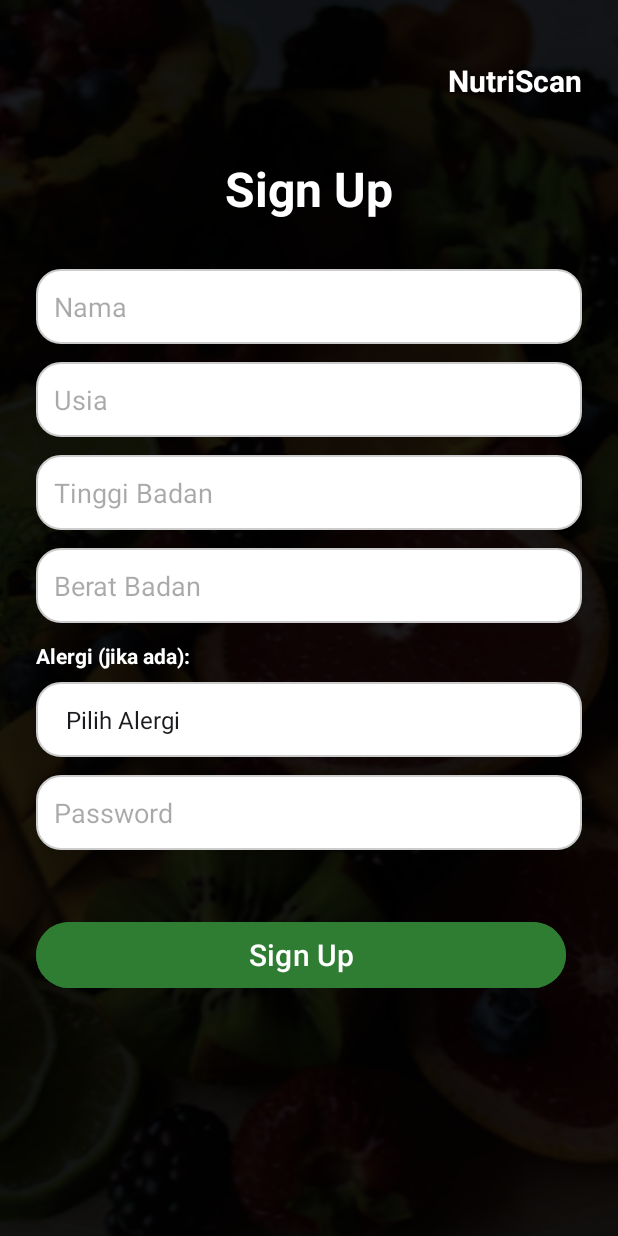
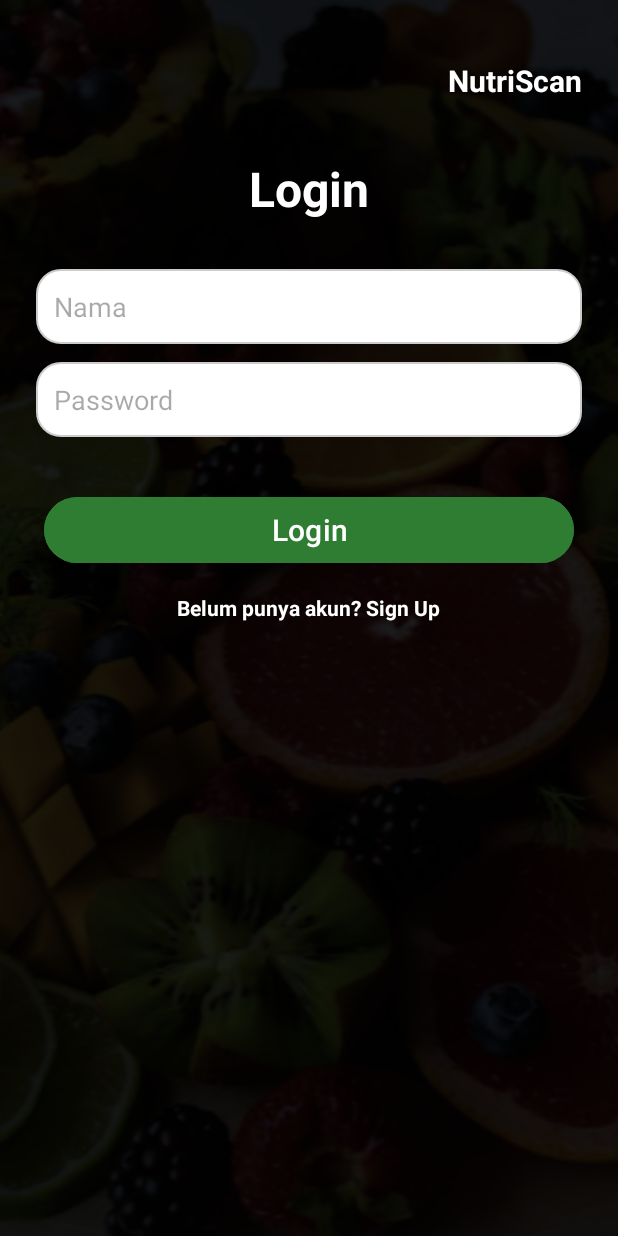
Before and after one commit to RndHanz/NutriScanAPP, an Android app: the LoginActivity screen opened directly, with no data from a screen before it, on a phone screen of 412 x 824 dp. Run offline under Robolectric (Android 15) with nearby library versions, the phone set to English and light mode, and no system bars.

Commit message:
add Login and conectivity for Sign Up

```diff
--- a/app/src/main/java/com/example/nutriscanapp/LoginActivity.java
+++ b/app/src/main/java/com/example/nutriscanapp/LoginActivity.java
@@ -1,42 +1,39 @@
 package com.example.nutriscanapp;
 
+import android.content.Intent;
 import android.os.Bundle;
-import android.widget.ArrayAdapter;
-import android.widget.Spinner;
-
+import android.view.View;
+import android.widget.Button;
+import android.widget.EditText;
+import android.widget.TextView;
 import androidx.appcompat.app.AppCompatActivity;
 
 public class LoginActivity extends AppCompatActivity {
 
-    Spinner spinnerAlergi;
+    EditText namaField, passwordField;
+    Button btnLogin;
+    TextView txtToSignUp;
 
     @Override
     protected void onCreate(Bundle savedInstanceState) {
         super.onCreate(savedInstanceState);
         setContentView(R.layout.login_activity);
 
-        // Temukan Spinner di layout
-        spinnerAlergi = findViewById(R.id.spinnerAlergi);
+        namaField = findViewById(R.id.namaField);
+        passwordField = findViewById(R.id.passwordField);
+        btnLogin = findViewById(R.id.btnLogin);
+        txtToSignUp = findViewById(R.id.txtToSignUp);
 
-        // Buat daftar item untuk dropdown
-        String[] daftarAlergi = {
-                "Pilih Alergi",
-                "Kacang",
-                "Susu",
-                "Telur",
-                "Seafood",
-                "Gandum",
-                "Lainnya"
-        };
+        btnLogin.setOnClickListener(v -> {
+            String nama = namaField.getText().toString();
+            String password = passwordField.getText().toString();
 
-        // Buat adapter untuk menghubungkan array dengan spinner
-        ArrayAdapter<String> adapter = new ArrayAdapter<>(
-                this,
-                android.R.layout.simple_spinner_dropdown_item,
-                daftarAlergi
-        );
+            // TODO: Validasi login
+        });
 
-        // Set adapter-nya ke Spinner
-        spinnerAlergi.setAdapter(adapter);
+        txtToSignUp.setOnClickListener(v -> {
+            Intent intent = new Intent(LoginActivity.this, SignUpActivity.class);
+            startActivity(intent);
+        });
     }
 }
--- a/app/src/main/res/layout/login_activity.xml
+++ b/app/src/main/res/layout/login_activity.xml
@@ -3,15 +3,14 @@
     android:layout_width="match_parent"
     android:layout_height="match_parent">
 
-    <!-- Fullscreen Background Image -->
+    <!-- Background -->
     <ImageView
-        android:id="@+id/backgroundImage"
         android:layout_width="match_parent"
         android:layout_height="match_parent"
         android:scaleType="centerCrop"
         android:src="@drawable/background" />
 
-    <!-- Semi-transparent overlay -->
+    <!-- Overlay -->
     <View
         android:layout_width="match_parent"
         android:layout_height="match_parent"
@@ -27,7 +26,7 @@
             android:layout_width="match_parent"
             android:layout_height="wrap_content">
 
-            <!-- Logo NutriScan -->
+            <!-- Logo -->
             <TextView
                 android:id="@+id/logoNutriscan"
                 android:layout_width="wrap_content"
@@ -41,82 +40,34 @@
 
             <!-- Title -->
             <TextView
-                android:id="@+id/signUpTitle"
+                android:id="@+id/loginTitle"
                 android:layout_width="wrap_content"
                 android:layout_height="wrap_content"
-                android:text="Sign Up"
+                android:text="Login"
                 android:textSize="32sp"
                 android:textColor="@android:color/white"
                 android:textStyle="bold"
                 android:layout_centerHorizontal="true"
                 android:layout_marginTop="80dp" />
 
-            <!-- Form Container -->
+            <!-- Form -->
             <LinearLayout
-                android:id="@+id/formContainer"
                 android:layout_width="match_parent"
                 android:layout_height="wrap_content"
                 android:orientation="vertical"
-                android:layout_below="@id/signUpTitle"
+                android:layout_below="@id/loginTitle"
                 android:layout_marginTop="32dp">
 
                 <!-- Nama -->
                 <EditText
+                    android:id="@+id/namaField"
                     android:layout_width="match_parent"
                     android:layout_height="50dp"
                     android:hint="Nama"
                     android:background="@drawable/rounded_edittext"
                     android:padding="12dp"
-                    android:textColor="#000000"
-                    android:layout_marginBottom="12dp" />
-
-                <!-- Usia -->
-                <EditText
-                    android:layout_width="match_parent"
-                    android:layout_height="50dp"
-                    android:hint="Usia"
-                    android:inputType="number"
-                    android:background="@drawable/rounded_edittext"
-                    android:padding="12dp"
-                    android:layout_marginBottom="12dp" />
-
-                <!-- Tinggi Badan -->
-                <EditText
-                    android:layout_width="match_parent"
-                    android:layout_height="50dp"
-                    android:hint="Tinggi Badan"
-                    android:inputType="numberDecimal"
-                    android:background="@drawable/rounded_edittext"
-                    android:padding="12dp"
-                    android:layout_marginBottom="12dp" />
-
-                <!-- Berat Badan -->
-                <EditText
-                    android:layout_width="match_parent"
-                    android:layout_height="50dp"
-                    android:hint="Berat Badan"
-                    android:inputType="numberDecimal"
-                    android:background="@drawable/rounded_edittext"
-                    android:padding="12dp"
-                    android:layout_marginBottom="12dp" />
-
-                <!-- Alergi -->
-                <TextView
-                    android:layout_width="wrap_content"
-                    android:layout_height="wrap_content"
-                    android:text="Alergi (jika ada):"
-                    android:textColor="@android:color/white"
-                    android:textStyle="bold"
-                    android:layout_marginBottom="8dp" />
-
-                <Spinner
-                    android:id="@+id/spinnerAlergi"
-                    android:layout_width="match_parent"
-                    android:layout_height="50dp"
-                    android:background="@drawable/rounded_edittext"
-                    android:padding="12dp"
                     android:layout_marginBottom="12dp"
-                    android:spinnerMode="dropdown" />
+                    android:textColor="#000000" />
 
                 <!-- Password -->
                 <EditText
@@ -127,18 +78,32 @@
                     android:inputType="textPassword"
                     android:background="@drawable/rounded_edittext"
                     android:padding="12dp"
-                    android:layout_marginBottom="12dp" />
+                    android:layout_marginBottom="12dp"
+                    android:textColor="#000000" />
 
-                <!-- Tombol Sign Up -->
+                <!-- Tombol Login -->
                 <Button
-                    android:id="@+id/btnMulai"
+                    android:id="@+id/btnLogin"
                     android:layout_width="353dp"
                     android:layout_height="52dp"
-                    android:layout_marginTop="32dp"
                     android:backgroundTint="#2E7D32"
-                    android:text="Sign Up"
+                    android:text="Login"
                     android:textSize="20sp"
-                    android:textColor="#FFFFFF"/>
+                    android:textColor="#FFFFFF"
+                    android:layout_gravity="center"
+                    android:layout_marginTop="24dp" />
+
+                <!-- Link ke Sign Up -->
+                <TextView
+                    android:id="@+id/txtToSignUp"
+                    android:layout_width="wrap_content"
+                    android:layout_height="wrap_content"
+                    android:text="Belum punya akun? Sign Up"
+                    android:textColor="#FFFFFF"
+                    android:layout_gravity="center"
+                    android:layout_marginTop="16dp"
+                    android:textStyle="bold"
+                    android:textSize="14sp" />
             </LinearLayout>
         </RelativeLayout>
     </ScrollView>
```
